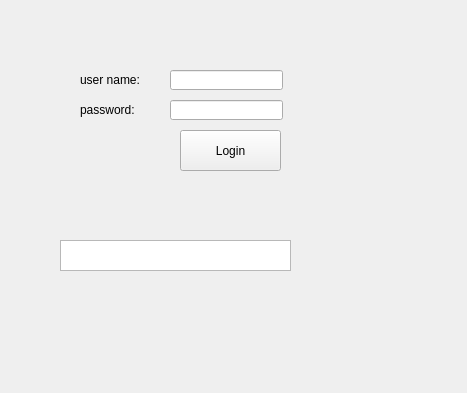
forestinwind/client, file loginwidget.ui: the form before one commit.
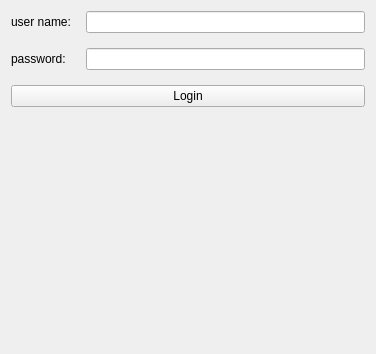
The form after the commit.

The edit to the form file:
```diff
--- a/loginwidget.ui
+++ b/loginwidget.ui
@@ -6,82 +6,62 @@
    <rect>
     <x>0</x>
     <y>0</y>
-    <width>467</width>
-    <height>393</height>
+    <width>376</width>
+    <height>354</height>
    </rect>
   </property>
   <property name="windowTitle">
    <string>Form</string>
   </property>
-  <widget class="QTextBrowser" name="textBrowser">
-   <property name="geometry">
-    <rect>
-     <x>60</x>
-     <y>240</y>
-     <width>231</width>
-     <height>31</height>
-    </rect>
+  <layout class="QVBoxLayout" name="verticalLayout" stretch="5,5,2">
+   <property name="spacing">
+    <number>15</number>
    </property>
-  </widget>
-  <widget class="QLineEdit" name="lineEdit_userName">
-   <property name="geometry">
-    <rect>
-     <x>170</x>
-     <y>70</y>
-     <width>113</width>
-     <height>20</height>
-    </rect>
-   </property>
-  </widget>
-  <widget class="QLineEdit" name="lineEdit_password">
-   <property name="geometry">
-    <rect>
-     <x>170</x>
-     <y>100</y>
-     <width>113</width>
-     <height>20</height>
-    </rect>
-   </property>
-  </widget>
+   <item>
+    <layout class="QGridLayout" name="gridLayout">
+     <item row="0" column="0">
   <widget class="QLabel" name="label_userName">
-   <property name="geometry">
-    <rect>
-     <x>80</x>
-     <y>70</y>
-     <width>81</width>
-     <height>21</height>
-    </rect>
-   </property>
    <property name="text">
     <string>&lt;html&gt;&lt;head/&gt;&lt;body&gt;&lt;p&gt;user name:&lt;/p&gt;&lt;/body&gt;&lt;/html&gt;</string>
    </property>
   </widget>
+     </item>
+     <item row="0" column="1">
+      <widget class="QLineEdit" name="lineEdit_userName"/>
+     </item>
+     <item row="1" column="0">
   <widget class="QLabel" name="label_2">
-   <property name="geometry">
-    <rect>
-     <x>80</x>
-     <y>100</y>
-     <width>81</width>
-     <height>21</height>
-    </rect>
-   </property>
    <property name="text">
     <string>&lt;html&gt;&lt;head/&gt;&lt;body&gt;&lt;p&gt;password:&lt;/p&gt;&lt;/body&gt;&lt;/html&gt;</string>
    </property>
   </widget>
+     </item>
+     <item row="1" column="1">
+      <widget class="QLineEdit" name="lineEdit_password"/>
+     </item>
+    </layout>
+   </item>
+   <item>
   <widget class="QPushButton" name="pushButton_login">
-   <property name="geometry">
-    <rect>
-     <x>180</x>
-     <y>130</y>
-     <width>101</width>
-     <height>41</height>
-    </rect>
-   </property>
    <property name="text">
     <string>Login</string>
    </property>
   </widget>
+   </item>
+   <item>
+    <spacer name="verticalSpacer">
+     <property name="orientation">
+      <enum>Qt::Vertical</enum>
+     </property>
+     <property name="sizeHint" stdset="0">
+      <size>
+       <width>20</width>
+       <height>40</height>
+      </size>
+     </property>
+    </spacer>
+   </item>
+  </layout>
  </widget>
  <resources/>
  <connections/>
```
Lines whose indentation alone changed are shown as unchanged.
